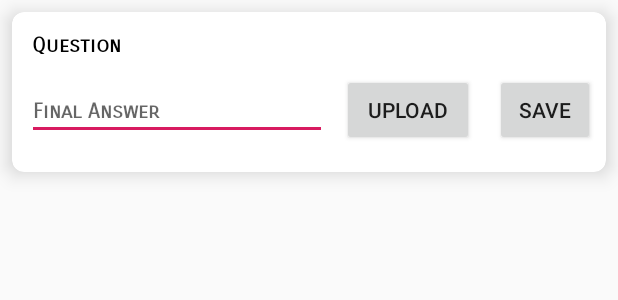
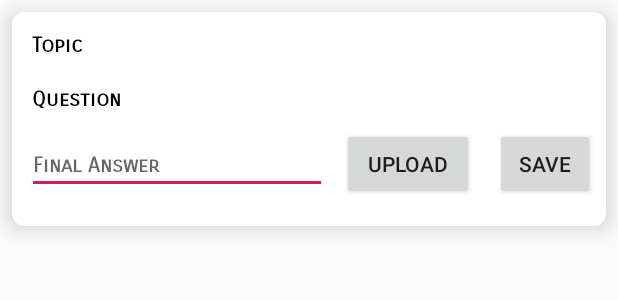
Before and after one commit to ece1778-2021/Ready, an Android app: the layout student_assg_adapter.xml on its own in the app's theme, with its tools: preview values and no code run, on a phone screen of 412 x 824 dp. Shown: the top 300 px of the screen. Run offline under Robolectric (Android 15) with nearby library versions, the phone set to English and light mode, and no system bars.

Commit message:
modify camera function

```diff
--- a/app/src/main/res/layout/student_assg_adapter.xml
+++ b/app/src/main/res/layout/student_assg_adapter.xml
@@ -17,7 +17,26 @@
         <LinearLayout
             android:id="@+id/questionRelativeLayout"
             android:layout_width="match_parent"
-            android:layout_height="wrap_content">
+            android:layout_height="wrap_content"
+            android:orientation="vertical">
+
+            <TextView
+                android:id="@+id/student_topic"
+                android:layout_width="wrap_content"
+                android:layout_height="wrap_content"
+                android:layout_marginStart="8dp"
+                android:layout_marginTop="8dp"
+                android:layout_marginEnd="8dp"
+                android:text="Topic"
+                android:fontFamily="sans-serif-smallcaps"
+                android:gravity="center_vertical"
+                android:padding="5dp"
+                android:textAppearance="@style/TextAppearance.AppCompat.Title"
+                android:textColor="@android:color/black"
+                android:textSize="14sp"
+                android:textStyle="bold">
+
+            </TextView>
 
             <TextView
                 android:id="@+id/student_question"
@@ -55,6 +74,8 @@
                 android:layout_height="wrap_content"
                 android:layout_gravity="center_horizontal"
                 android:visibility="visible"
+                android:adjustViewBounds="true"
+                android:scaleType="fitXY"
                 cardView:srcCompat="@android:mipmap/sym_def_app_icon" />
 
         </LinearLayout>
@@ -69,9 +90,12 @@
             <ImageView
                 android:id="@+id/student_image"
                 android:layout_width="wrap_content"
-                android:layout_height="wrap_content"
+                android:layout_height="0dp"
+                android:layout_weight="1"
                 android:layout_gravity="center_horizontal"
                 android:visibility="visible"
+                android:adjustViewBounds="true"
+                android:scaleType="fitXY"
                 cardView:srcCompat="@android:mipmap/sym_def_app_icon" />
         </LinearLayout>
 
--- /dev/null
+++ b/app/src/main/res/xml/file_paths.xml
@@ -0,0 +1,4 @@
+<?xml version="1.0" encoding="utf-8"?>
+<paths xmlns:android="http://schemas.android.com/apk/res/android">
+    <external-files-path name="my_images" path="Pictures" />
+</paths>
```
Also changed, not shown: app/src/main/AndroidManifest.xml (+9 -1 lines), app/src/main/java/me/nirmit/ready/Student/StudentAssgAdapter.java (+12 -27 lines), app/src/main/java/me/nirmit/ready/Student/StudentAssignmentActivity.java (+130 -25 lines).
